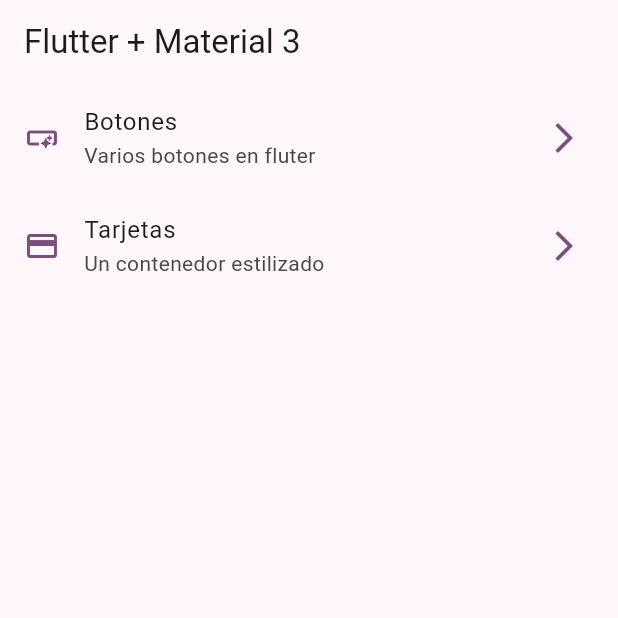
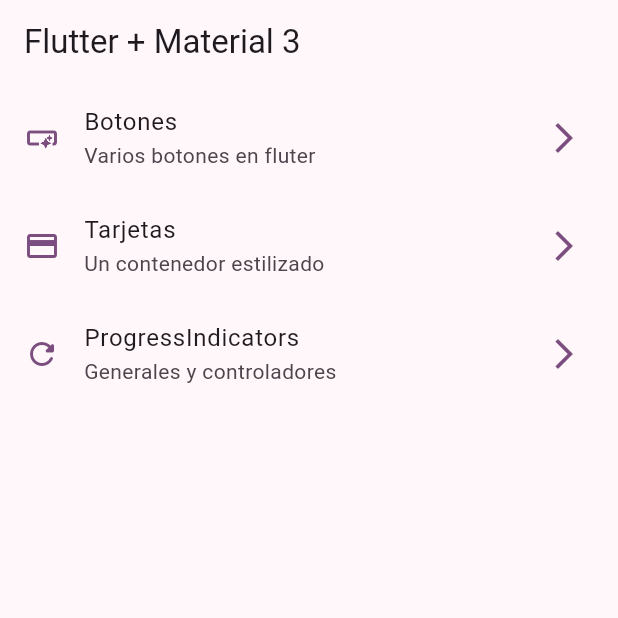
Before and after one commit to Adrian-Garcia-Cuya/widgets_app, a Flutter app: the screen it shows after launch, on a phone screen of 412 x 824 dp, the top half of it. Run offline on Flutter 3.47's test engine with Material 3 defaults, Android fonts, the phone set to English and light mode, and no system bars; our stand-ins replace go_router.

Commit message:
Progress indicator terminado

```diff
--- a/lib/config/menu/menu_items.dart
+++ b/lib/config/menu/menu_items.dart
@@ -28,5 +28,11 @@ const appMenuItems = <MenuItem> [
     subTitle: 'Un contenedor estilizado',
     link: '/cards',
     icon: Icons.credit_card
+  ),
+  MenuItem(
+    title: 'ProgressIndicators',
+    subTitle: 'Generales y controladores',
+    link: '/progress',
+    icon: Icons.refresh_rounded
   )
 ];
--- a/lib/config/router/app_router.dart
+++ b/lib/config/router/app_router.dart
@@ -21,6 +21,13 @@ final appRouter = GoRouter(
       path: '/cards',
       name: CardsScreen.name,
       builder: (context, state) => const CardsScreen(),
+    ),
+
+    GoRoute(
+      path: '/progress',
+      name: ProgressScreen.name,
+      builder: (context, state) => const ProgressScreen()
     )
+
   ]
 );
```
Also changed, not shown: lib/presentation/screens/progress/progress_screen.dart (+61 -1 lines).
